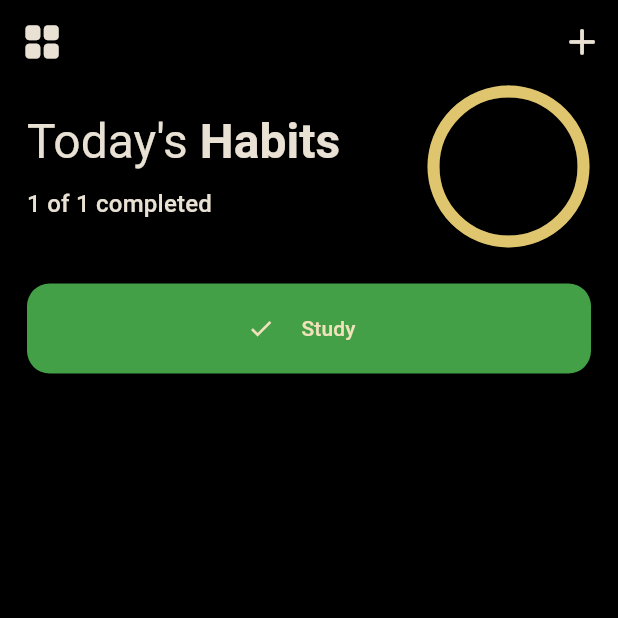
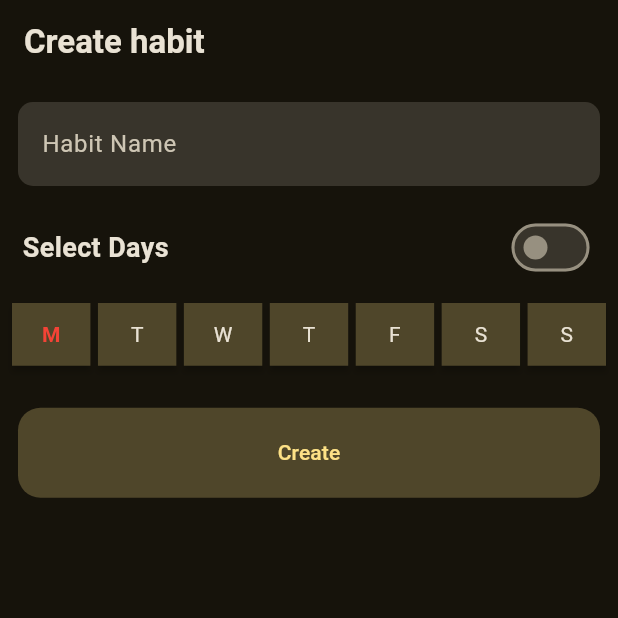
Before and after one commit to purveshxd/thehabitapp, a Flutter app: the screen it shows after launch, on a phone screen of 412 x 824 dp, the top half of it. Run offline on Flutter 3.47's test engine with Material 2 defaults, Android fonts, the phone set to English and light mode, and no system bars; our stand-ins replace flutter_riverpod.

Commit message:
done with weekday selector

```diff
--- a/lib/constants/components.dart
+++ b/lib/constants/components.dart
@@ -4,6 +4,7 @@ import 'package:intl/intl.dart';
 String dateFormatter(DateTime date) {
   // final date = DateTime.now();
   final formattedDate = DateFormat('dd-E').format(date);
+
   return formattedDate;
 }
 
--- /dev/null
+++ b/lib/controller/addhabit.controller.dart
@@ -0,0 +1,5 @@
+import 'package:flutter_riverpod/flutter_riverpod.dart';
+import 'package:habitapp/models/habit.model.dart';
+
+final habitDaysProvider = StateProvider<List<Days>>((ref) => []);
+final isSelectedProvider = StateProvider((ref) => false);
--- a/lib/main.dart
+++ b/lib/main.dart
@@ -1,8 +1,10 @@
 import 'package:flutter/material.dart';
-import 'package:habitapp/template.page.dart';
+import 'package:flutter_riverpod/flutter_riverpod.dart';
+import 'package:habitapp/homepage.dart';
+import 'package:habitapp/pages/addhabit.page.dart';
 
 void main() {
-  runApp(const MyApp());
+  runApp(const ProviderScope(child: MyApp()));
 }
 
 class MyApp extends StatelessWidget {
@@ -21,7 +23,7 @@ class MyApp extends StatelessWidget {
           brightness: Brightness.light,
           useMaterial3: true,
           colorSchemeSeed: Colors.purpleAccent),
-      home: const HabitPageTemplate(),
+      home: AddHabitPage(),
     );
   }
 }
--- /dev/null
+++ b/lib/models/user_habit.model.dart
@@ -0,0 +1,69 @@
+import 'package:flutter_riverpod/flutter_riverpod.dart';
+import 'package:habitapp/models/habit.model.dart';
+
+class HabitList extends Notifier<List<Habit>> {
+  @override
+  List<Habit> build() => [
+        Habit(
+          habitName: "Study",
+          days: [Days.wed, Days.sat, Days.tue],
+          isCompleted: true,
+        ),
+        Habit(
+          habitName: "Name",
+          days: [Days.wed, Days.fri, Days.tue],
+        ),
+        Habit(
+          habitName: "Study",
+          days: [Days.thu],
+          isCompleted: true,
+        ),
+        Habit(
+            habitName: "Study",
+            days: [Days.sat, Days.fri, Days.tue],
+            isCompleted: true),
+        Habit(
+          habitName: "Study",
+          days: [Days.mon, Days.sat],
+        ),
+      ];
+
+  // add habit
+  void addHabit(Habit habit) {
+    state = [...state, Habit(habitName: habit.habitName, days: habit.days)];
+  }
+
+  // Habit isCompleted toggle
+  // void toggleCompleted(String uuid) {
+  //   state = [
+  //     for (final habit in state)
+  //       if (habit.uuid == uuid)
+  //         Habit(
+  //             uuid: habit.uuid,
+  //             habitName: habit.habitName,
+  //             days: habit.days,
+  //             isCompleted: !habit.isCompleted)
+  //       else
+  //         habit,
+  //   ];
+  // }
+
+  // edit habit
+  // void editHabit({required String habitName, required String uuid}) {
+  //   state = [
+  //     for (final habit in state)
+  //       if (habit.uuid == uuid)
+  //         Habit(
+  //           uuid: habit.uuid,
+  //           habitName: habitName,
+  //           days: habit.days,
+  //         )
+  //       else
+  //         habit,
+  //   ];
+  // }
+
+  void deleteHabit(Habit delHabit) {
+    state.remove(delHabit);
+  }
+}
--- /dev/null
+++ b/lib/pages/addhabit.page.dart
@@ -0,0 +1,90 @@
+import 'package:flutter/material.dart';
+import 'package:flutter_riverpod/flutter_riverpod.dart';
+import 'package:habitapp/models/habit.model.dart';
+import 'package:habitapp/widget/days_select_widget.dart';
+import 'package:habitapp/widget/submit_button.dart';
+import 'package:habitapp/widget/text_field.widget.dart';
+
+// final selectedDaysProvider = StateProvider<List<Days>>((ref) => [Days.mon]);
+final switchValueProvider = StateProvider((ref) => false);
+
+class AddHabitPage extends ConsumerStatefulWidget {
+  const AddHabitPage({super.key});
+
+  @override
+  ConsumerState<AddHabitPage> createState() => _AddHabitPageState();
+}
+
+class _AddHabitPageState extends ConsumerState<AddHabitPage> {
+  // habit name controller
+  final TextEditingController habitNameController = TextEditingController();
+
+  final selectedDays = [Days.mon];
+
+  // final switchValue = false;
+  @override
+  Widget build(BuildContext context) {
+    // List<Days> selectedDays = ref.watch(selectedDaysProvider);
+    return Scaffold(
+      appBar: AppBar(
+          title: const Text(
+        "Create habit",
+        style: TextStyle(fontWeight: FontWeight.bold),
+      )),
+      body: ListView(
+        children: [
+          // textfield to give habit name
+          Padding(
+            padding: const EdgeInsets.all(12.0),
+            child: MyTextField(habitNameController: habitNameController),
+          ),
+
+          Padding(
+            padding: const EdgeInsets.symmetric(horizontal: 15.0, vertical: 5),
+            child: Row(
+              mainAxisAlignment: MainAxisAlignment.spaceBetween,
+              children: [
+                const Text(
+                  "Select Days",
+                  style: TextStyle(fontWeight: FontWeight.bold, fontSize: 18),
+                ),
+
+                // toggle all days selection
+                Switch(
+                  value: ref.watch(switchValueProvider),
+                  onChanged: (value) {
+                    ref
+                        .read(switchValueProvider.notifier)
+                        .update((state) => value);
+                    if (ref.watch(switchValueProvider)) {
+                      selectedDays.clear();
+                      selectedDays.addAll(Days.values);
+                    } else {
+                      selectedDays.clear();
+                      selectedDays.add(Days.mon);
+                    }
+                  },
+                )
+              ],
+            ),
+          ),
+
+          DaysSelectWidget(
+            selectedDays: selectedDays,
+            switchValue: ref.watch(switchValueProvider),
+          ),
+
+// submit button
+          Padding(
+            padding: const EdgeInsets.all(12.0),
+            child: SubmitButton(
+              onPressed: () {
+                // HabitList().addHabit(Habit(habitName: habitNameController.text, days: [days]))
+              },
+            ),
+          )
+        ],
+      ),
+    );
+  }
+}
--- a/lib/pages/todayshabit.page.dart
+++ b/lib/pages/todayshabit.page.dart
@@ -1,5 +1,6 @@
 import 'package:flutter/material.dart';
 import 'package:habitapp/constants/components.dart';
+import 'package:habitapp/controller/habit.controller.dart';
 import 'package:habitapp/models/habit.model.dart';
 import 'package:habitapp/widget/daily_habit_marker_widget.dart';
 import 'package:habitapp/widget/habit_list.dart';
@@ -12,23 +13,45 @@ class TodaysHabitPage extends StatelessWidget {
   @override
   Widget build(BuildContext context) {
     List<Habit> habitsTemp = [
-      Habit(habitName: "Study", days: [Days.wed, Days.sat], isCompleted: true),
-      Habit(habitName: "Name", days: [Days.wed, Days.fri]),
+      Habit(habitName: "Study", days: [Days.sat, Days.wed], isCompleted: true),
+      Habit(habitName: "Name", days: [Days.fri]),
       Habit(habitName: "Study", days: [Days.thu], isCompleted: true),
       Habit(habitName: "Study", days: [Days.sat, Days.fri], isCompleted: true),
       Habit(habitName: "Study", days: [Days.mon, Days.sat]),
     ];
+    final habitController = HabitController(habitList: habitsTemp);
+    final isTodaysHabit = habitController.isTodaysHabit(habitsTemp);
 
     return Padding(
         padding: const EdgeInsets.symmetric(horizontal: 18.0),
-      child: Column(
+        child: isTodaysHabit.isNotEmpty
+            ? Column(
                 crossAxisAlignment: CrossAxisAlignment.start,
                 children: [
                   DailyProgressWidget(habit: habitsTemp),
                   const SizedBox(height: 15),
                   HabitList(habit: habitsTemp),
                 ],
+              )
+            : Center(
+                child: Column(
+                  mainAxisAlignment: MainAxisAlignment.center,
+                  children: [
+                    const Icon(
+                      Icons.list_rounded,
+                      size: 80,
                     ),
-    );
+                    Text(
+                      "No habit for today",
+                      style: Theme.of(context).textTheme.displayMedium!.merge(
+                            const TextStyle(
+                              fontWeight: FontWeight.bold,
+                              fontSize: 25,
+                            ),
+                          ),
+                    ),
+                  ],
+                ),
+              ));
   }
 }
--- a/lib/template.page.dart
+++ /dev/null
@@ -1,109 +0,0 @@
-import 'package:flutter/material.dart';
-import 'package:habitapp/pages/todayshabit.page.dart';
-import 'package:habitapp/pages/weeklyhabit.view.dart';
-
-class HabitPageTemplate extends StatelessWidget {
-  const HabitPageTemplate({super.key});
-
-  @override
-  Widget build(BuildContext context) {
-//  tells the current brightness
-    Color checkBrightness(Color darkColor, Color lightColor) {
-      return Theme.of(context).brightness == Brightness.dark
-          ? darkColor
-          : lightColor;
-    }
-
-    return Scaffold(
-      extendBodyBehindAppBar: false,
-      extendBody: false,
-      backgroundColor: checkBrightness(
-          Colors.black, Theme.of(context).colorScheme.background),
-      appBar: AppBar(
-        forceMaterialTransparency: true,
-        leading: IconButton(
-          icon: const Icon(Icons.grid_view_rounded),
-          iconSize: MediaQuery.of(context).size.shortestSide / 14,
-          onPressed: () {},
-        ),
-        actions: [
-          IconButton(
-            iconSize: MediaQuery.of(context).size.shortestSide / 14,
-            onPressed: null,
-            icon: Icon(
-              Icons.add_rounded,
-              color: Theme.of(context).colorScheme.onBackground,
-            ),
-          ),
-        ],
-      ),
-      body: PageView.builder(
-        itemCount: 2,
-        itemBuilder: (context, index) {
-          if (index == 1) {
-            return const WeeklyHabitPage();
-          } else {
-            return const TodaysHabitPage();
-          }
-        },
-      ),
-      // floatingActionButtonLocation: FloatingActionButtonLocation.centerFloat,
-      // floatingActionButton: Container(
-      //   decoration: BoxDecoration(
-      //     boxShadow: const [
-      //       BoxShadow(
-      //           blurRadius: 5,
-      //           blurStyle: BlurStyle.outer,
-      //           offset: Offset(0, 0),
-      //           color: Colors.grey),
-      //     ],
-      //     borderRadius: BorderRadius.circular(15),
-      //     color: checkBrightness(
-      //       Colors.grey.shade900,
-      //       Theme.of(context).colorScheme.secondaryContainer,
-      //     ),
-      //   ),
-      //   child: Padding(
-      //     padding: const EdgeInsets.symmetric(vertical: 8.0, horizontal: 8),
-      //     child: Row(
-      //       mainAxisSize: MainAxisSize.min,
-      //       children: [
-      //         IconButton.filled(
-      //           onPressed: () {},
-      //           style: FilledButton.styleFrom(
-      //             shape: RoundedRectangleBorder(
-      //               borderRadius: BorderRadius.circular(15),
-      //             ),
-      //             padding: const EdgeInsets.all(10),
-      //           ),
-      //           icon: const Icon(Icons.view_agenda_rounded),
-      //         ),
-      //         IconButton.filled(
-      //           onPressed: () {},
-      //           style: FilledButton.styleFrom(
-      //             shape: RoundedRectangleBorder(
-      //               borderRadius: BorderRadius.circular(15),
-      //             ),
-      //             padding: const EdgeInsets.all(10),
-      //           ),
-      //           icon: const Icon(Icons.view_week_rounded),
-      //         ),
-      //         IconButton.filled(
-      //           onPressed: () {},
-      //           style: FilledButton.styleFrom(
-      //             shape: RoundedRectangleBorder(
-      //               borderRadius: BorderRadius.circular(15),
-      //             ),
-      //             padding: const EdgeInsets.all(10),
-      //           ),
-      //           icon: const Icon(
-      //             Icons.view_compact_rounded,
-      //           ),
-      //         ),
-      //       ],
-      //     ),
-      //   ),
-      // ),
-    );
-  }
-}
--- a/lib/widget/daily_habit_marker_widget.dart
+++ b/lib/widget/daily_habit_marker_widget.dart
@@ -1,6 +1,7 @@
 import 'package:flutter/material.dart';
 import 'package:habitapp/constants/components.dart';
-import 'package:habitapp/habit.controller.dart';
+import 'package:habitapp/controller/habit.controller.dart';
+
 import 'package:habitapp/models/habit.model.dart';
 
 class DailyProgressWidget extends StatelessWidget {
--- /dev/null
+++ b/lib/widget/days_select_widget.dart
@@ -0,0 +1,76 @@
+import 'package:flutter/material.dart';
+import 'package:flutter_riverpod/flutter_riverpod.dart';
+import 'package:habitapp/models/habit.model.dart';
+import 'package:habitapp/pages/addhabit.page.dart';
+
+class DaysSelectWidget extends StatefulWidget {
+  final List<Days> selectedDays;
+  final bool switchValue;
+  const DaysSelectWidget({
+    super.key,
+    required this.selectedDays,
+    required this.switchValue,
+  });
+
+  @override
+  State<DaysSelectWidget> createState() => _DaysSelectWidgetState();
+}
+
+// final selectedDays = [Days.mon];
+
+class _DaysSelectWidgetState extends State<DaysSelectWidget> {
+  @override
+  Widget build(BuildContext context) {
+    TextStyle? isSelected(int index) {
+      if (widget.selectedDays.contains(Days.values[index])) {
+        return const TextStyle(fontWeight: FontWeight.bold, color: Colors.red);
+      } else {
+        return null;
+      }
+    }
+
+    void selectDays(Days day) {
+      setState(() {
+        if (widget.switchValue) {
+          ScaffoldMessenger.of(context).showSnackBar(
+            const SnackBar(
+              duration: Duration(seconds: 1),
+              content: Text("Can't select days"),
+            ),
+          );
+        } else {
+          if (widget.selectedDays.contains(day)) {
+            widget.selectedDays.remove(day);
+          } else {
+            widget.selectedDays.add(day);
+          }
+        }
+      });
+
+      print(widget.selectedDays);
+    }
+
+    return Padding(
+      padding: const EdgeInsets.all(8.0),
+      child: GridView.builder(
+          shrinkWrap: true,
+          gridDelegate: const SliverGridDelegateWithFixedCrossAxisCount(
+              crossAxisSpacing: 5, childAspectRatio: 5 / 4, crossAxisCount: 7),
+          itemCount: Days.values.length,
+          itemBuilder: (context, index) {
+            return RawMaterialButton(
+              fillColor: Theme.of(context).colorScheme.secondaryContainer,
+              onPressed: () {
+                selectDays(Days.values[index]);
+              },
+              child: Text(
+                Days.values[index].name[0].toUpperCase(),
+                style: isSelected(index),
+              ),
+            );
+          }),
+    );
+  }
+}
+
+// @@@@@@@@@@@@@@@@@@@@@@@@@@@@@@@@@@@@@@@@@@@@@
--- a/lib/widget/habit_list.dart
+++ b/lib/widget/habit_list.dart
@@ -1,6 +1,6 @@
 import 'package:flutter/material.dart';
 import 'package:habitapp/constants/components.dart';
-import 'package:habitapp/habit.controller.dart';
+
 import 'package:habitapp/models/habit.model.dart';
 import 'package:habitapp/widget/habit_tile.dart';
 
--- /dev/null
+++ b/lib/widget/submit_button.dart
@@ -0,0 +1,39 @@
+import 'package:flutter/material.dart';
+
+class SubmitButton extends StatelessWidget {
+  final void Function()? onPressed;
+  const SubmitButton({super.key, this.onPressed});
+
+  @override
+  Widget build(BuildContext context) {
+    return Row(
+      children: [
+        Expanded(
+          child: Padding(
+            padding: const EdgeInsets.symmetric(vertical: 8.0),
+            child: FilledButton.tonal(
+              // icon: const Icon(Icons.check),
+              onPressed: onPressed,
+              style: FilledButton.styleFrom(
+                // backgroundColor: Theme.of(context).colorScheme.primaryContainer,
+                foregroundColor: Theme.of(context).colorScheme.primary,
+                shape: RoundedRectangleBorder(
+                  borderRadius: BorderRadius.circular(15),
+                ),
+                padding: const EdgeInsets.all(10),
+              ),
+              child: Padding(
+                padding: const EdgeInsets.all(10.0),
+                child: Text(
+                  "Create",
+                  style: TextStyle(
+                      color: Theme.of(context).colorScheme.onPrimaryContainer),
+                ),
+              ),
+            ),
+          ),
+        ),
+      ],
+    );
+  }
+}
--- /dev/null
+++ b/lib/widget/text_field.widget.dart
@@ -0,0 +1,31 @@
+import 'package:flutter/material.dart';
+
+class MyTextField extends StatelessWidget {
+  final TextEditingController habitNameController;
+  const MyTextField({
+    super.key,
+    required this.habitNameController,
+  });
+
+  @override
+  Widget build(BuildContext context) {
+    return TextField(
+      controller: habitNameController,
+      decoration: const InputDecoration(
+        enabledBorder: OutlineInputBorder(
+          borderSide: BorderSide.none,
+          borderRadius: BorderRadius.all(
+            Radius.circular(10),
+          ),
+        ),
+        hintText: "Habit Name",
+        filled: true,
+        border: OutlineInputBorder(
+          borderRadius: BorderRadius.all(
+            Radius.circular(10),
+          ),
+        ),
+      ),
+    );
+  }
+}
```
Also changed, not shown: lib/homepage.dart (+40 -12 lines), lib/models/habit.json (deleted, +0 -89 lines), lib/controller/habit.controller.dart (renamed from lib/habit.controller.dart). Lines whose indentation alone changed are shown as unchanged.
